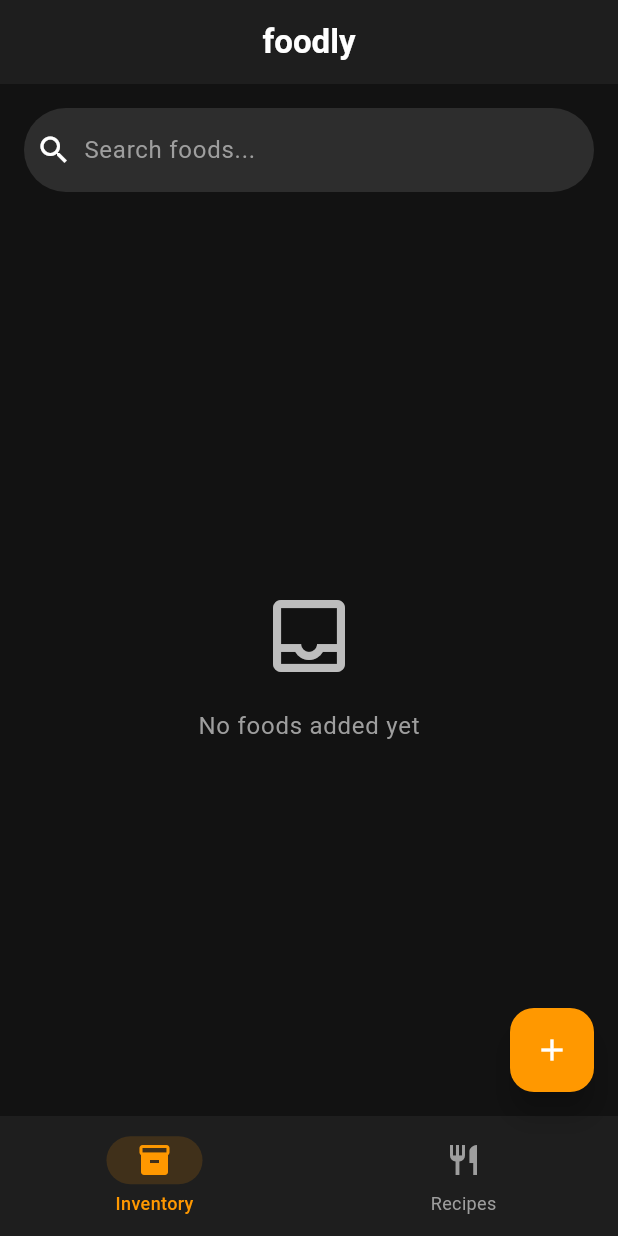
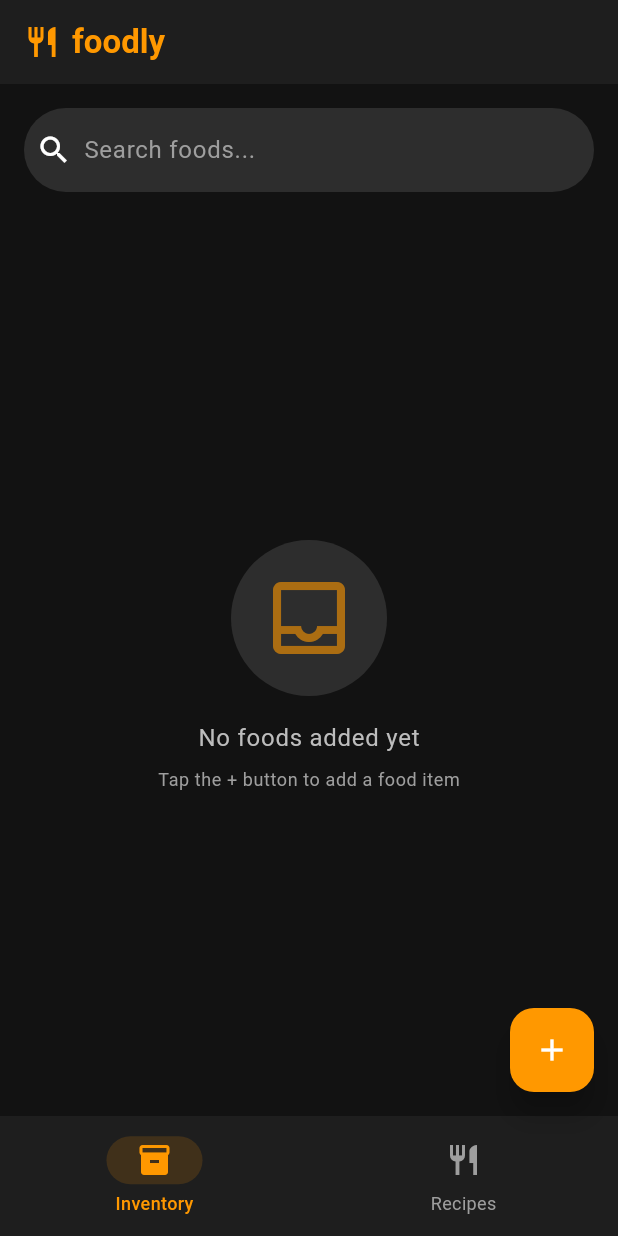
Before and after one commit to nendix/foodly, a Flutter app: the screen it shows after launch, on a phone screen of 412 x 824 dp. Run offline on Flutter 3.47's test engine with Material 3 defaults, Android fonts, the phone set to English and light mode, and no system bars; our stand-ins replace connectivity_plus, flutter_dotenv, hive, hive_flutter; missing offline and left inert: mobile_scanner; accounts and stored records are empty.

Commit message:
change: new inventory screen

```diff
--- a/lib/screens/home_screen.dart
+++ b/lib/screens/home_screen.dart
@@ -117,9 +117,21 @@ class _HomeScreenState extends State<HomeScreen> {
       value: _notifier,
       child: Scaffold(
         appBar: AppBar(
-          title: const Text('foodly'),
-          centerTitle: true,
+          title: Row(
+            children: [
+              Icon(Icons.restaurant, color: const Color(0xFFFF9800)),
+              const SizedBox(width: 8),
+              Text(
+                'foodly',
+                style: Theme.of(context).textTheme.titleLarge?.copyWith(
+                  color: const Color(0xFFFF9800),
+                  fontWeight: FontWeight.bold,
+                ),
+              ),
+            ],
+          ),
           elevation: 0,
+          backgroundColor: const Color(0xFF1E1E1E),
         ),
         body: _selectedIndex == 0 ? _buildInventoryView() : _buildRecipesView(),
         bottomNavigationBar: NavigationBar(
@@ -184,19 +196,33 @@ class _HomeScreenState extends State<HomeScreen> {
                   child: Column(
                     mainAxisAlignment: MainAxisAlignment.center,
                     children: [
-                      Icon(
+                      Container(
+                        padding: const EdgeInsets.all(20),
+                        decoration: BoxDecoration(
+                          color: const Color(0xFF2D2D2D),
+                          shape: BoxShape.circle,
+                        ),
+                        child: Icon(
                           Icons.inbox_outlined,
                           size: 64,
-                        color: Colors.grey[400],
+                          color: const Color(0xFFFF9800).withValues(alpha: 0.6),
+                        ),
                       ),
                       const SizedBox(height: 16),
                       Text(
                         _searchController.text.isNotEmpty
                             ? 'No foods match your search'
                             : 'No foods added yet',
-                        style: Theme.of(
-                          context,
-                        ).textTheme.bodyLarge?.copyWith(color: Colors.grey),
+                        style: Theme.of(context).textTheme.bodyLarge?.copyWith(
+                          color: const Color(0xFFBDBDBD),
+                        ),
+                      ),
+                      const SizedBox(height: 8),
+                      Text(
+                        'Tap the + button to add a food item',
+                        style: Theme.of(context).textTheme.bodySmall?.copyWith(
+                          color: const Color(0xFF9E9E9E),
+                        ),
                       ),
                     ],
                   ),
@@ -212,13 +238,16 @@ class _HomeScreenState extends State<HomeScreen> {
                   itemCount: foods.length,
                   itemBuilder: (context, index) {
                     final food = foods[index];
-                    return FoodCard(
+                    return Padding(
+                      padding: const EdgeInsets.only(bottom: 8),
+                      child: FoodCard(
                         key: ValueKey(food.id),
                         food: food,
                         onEdit: () => _navigateToEditFood(food),
                         onDelete: () {
                           _notifier.deleteFood(food.id);
                         },
+                      ),
                     );
                   },
                 ),
```
Lines whose indentation alone changed are shown as unchanged.
